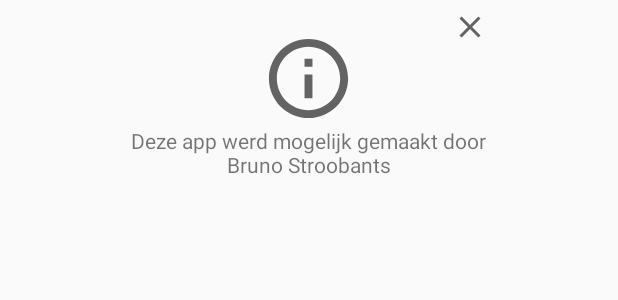
After one commit to BrunoStr/KljAppKotlin, an Android app: the layout dialog_info.xml on its own in the app's theme, with its tools: preview values and no code run, on a phone screen of 412 x 824 dp. The commit adds this screen. Shown: the top 300 px of the screen. Run offline under Robolectric (Android 15) with nearby library versions, the phone set to English and light mode, and no system bars.

```diff
--- a/app/src/main/AndroidManifest.xml
+++ b/app/src/main/AndroidManifest.xml
@@ -19,10 +19,7 @@
                 <category android:name="android.intent.category.LAUNCHER"/>
             </intent-filter>
         </activity>
-        <activity android:name=".HomeActivity">
-        </activity>
-        <activity android:name=".CalendarActivity">
-        </activity>
+
     </application>
 
 </manifest>
--- /dev/null
+++ b/app/src/main/res/drawable/close_grey.xml
@@ -0,0 +1,5 @@
+<vector android:height="24dp" android:tint="#636363"
+    android:viewportHeight="24.0" android:viewportWidth="24.0"
+    android:width="24dp" xmlns:android="http://schemas.android.com/apk/res/android">
+    <path android:fillColor="#FF000000" android:pathData="M19,6.41L17.59,5 12,10.59 6.41,5 5,6.41 10.59,12 5,17.59 6.41,19 12,13.41 17.59,19 19,17.59 13.41,12z"/>
+</vector>
--- /dev/null
+++ b/app/src/main/res/drawable/info_grey.xml
@@ -0,0 +1,5 @@
+<vector android:height="24dp" android:tint="#636363"
+    android:viewportHeight="24.0" android:viewportWidth="24.0"
+    android:width="24dp" xmlns:android="http://schemas.android.com/apk/res/android">
+    <path android:fillColor="#FF000000" android:pathData="M11,17h2v-6h-2v6zM12,2C6.48,2 2,6.48 2,12s4.48,10 10,10 10,-4.48 10,-10S17.52,2 12,2zM12,20c-4.41,0 -8,-3.59 -8,-8s3.59,-8 8,-8 8,3.59 8,8 -3.59,8 -8,8zM11,9h2L13,7h-2v2z"/>
+</vector>
--- /dev/null
+++ b/app/src/main/res/layout/dialog_info.xml
@@ -0,0 +1,23 @@
+<?xml version="1.0" encoding="utf-8"?>
+<RelativeLayout xmlns:android="http://schemas.android.com/apk/res/android"
+                xmlns:app="http://schemas.android.com/apk/res-auto" android:layout_width="match_parent"
+                android:layout_height="match_parent">
+
+    <ImageView
+            android:layout_width="78dp"
+            android:layout_height="63dp" app:srcCompat="@drawable/info_grey"
+            android:id="@+id/infoImg"
+            android:layout_centerHorizontal="true" android:layout_above="@+id/textView"
+            android:layout_marginBottom="-84dp"/>
+    <TextView
+            android:text="Deze app werd mogelijk gemaakt door Bruno Stroobants"
+            android:layout_width="246dp"
+            android:layout_height="47dp" android:layout_centerHorizontal="true"
+            android:layout_alignParentTop="true" android:id="@+id/textView" android:layout_marginTop="84dp"
+            android:textAlignment="center"/>
+    <ImageView
+            android:layout_width="wrap_content"
+            android:layout_height="wrap_content" app:srcCompat="@drawable/close_grey"
+            android:layout_alignParentTop="true" android:layout_alignEnd="@+id/textView" android:id="@+id/closeIcon"
+            android:layout_marginTop="6dp" android:layout_marginEnd="3dp"/>
+</RelativeLayout>
```
Also changed, not shown: app/src/main/java/com/example/bruno/kljvissenakenapp/HomeFragment.kt (+19 -0 lines), app/src/main/java/com/example/bruno/kljvissenakenapp/MainActivity.kt (+33 -2 lines), app/src/main/res/layout/fragment_home.xml (+7 -6 lines), app/src/main/res/menu/fragment_home_menu.xml (+6 -2 lines).
